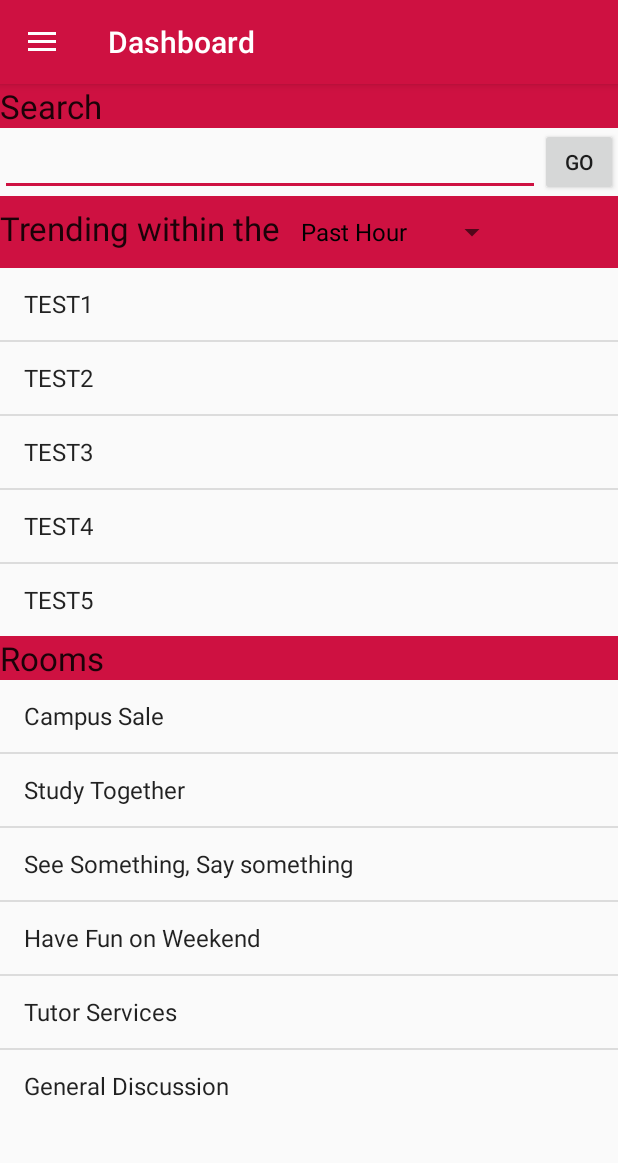
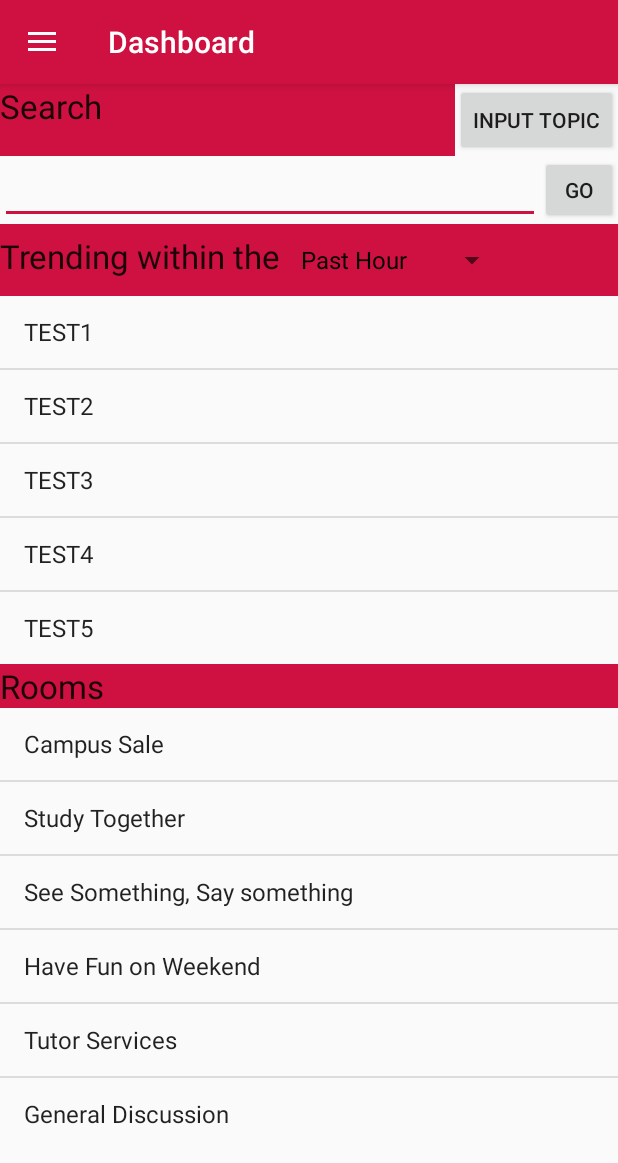
Before and after one commit to joseph287/MSUNOW, an Android app: the HomePage screen opened directly, with no data from a screen before it, on a phone screen of 412 x 824 dp. Shown: the top 1163 px of the screen. Run offline under Robolectric (Android 15) with nearby library versions, the phone set to English and light mode, and no system bars; our stand-ins replace Firebase (no records; nobody signed in at launch, a user with empty details on screens opened directly).

Commit message:
add input button to UI

```diff
--- a/app/src/main/res/layout/fragment_home_page.xml
+++ b/app/src/main/res/layout/fragment_home_page.xml
@@ -11,12 +11,25 @@
         android:layout_height="wrap_content"
         android:orientation="vertical">
 
+    <LinearLayout android:layout_width="match_parent"
+        android:layout_height="wrap_content"
+        android:orientation="horizontal">
         <TextView
             style="@style/Base.TextAppearance.AppCompat.Large"
             android:layout_width="match_parent"
-                android:layout_height="wrap_content"
-                android:text="Search"
-                android:background="@color/colorMSU"/>
+            android:layout_weight="1"
+            android:layout_height="match_parent"
+            android:background="@color/colorMSU"
+            android:text="Search" />
+
+        <Button android:layout_width="wrap_content"
+            android:layout_height="match_parent"
+            android:text="Input Topic"
+            android:id="@+id/hp_input"/>
+
+        </LinearLayout>
+
+
 
         <LinearLayout
             android:layout_width="match_parent"
@@ -52,28 +65,28 @@
             <Spinner
                 android:id="@+id/hp_trending_spinner"
                 android:layout_width="wrap_content"
-                    android:layout_height="wrap_content"/>
+                android:layout_height="wrap_content" />
 
         </LinearLayout>
 
         <ListView
-                android:layout_weight="2"
             android:id="@+id/hp_listview_trending"
             android:layout_width="match_parent"
-                android:layout_height="wrap_content" />
+            android:layout_height="wrap_content"
+            android:layout_weight="2" />
 
         <TextView
             style="@style/Base.TextAppearance.AppCompat.Large"
             android:layout_width="match_parent"
             android:layout_height="wrap_content"
-                android:text="Rooms"
-                android:background="@color/colorMSU"/>
+            android:background="@color/colorMSU"
+            android:text="Rooms" />
 
         <ListView
-                android:layout_weight="2"
             android:id="@+id/hp_listview_rooms"
             android:layout_width="match_parent"
-                android:layout_height="wrap_content" />
+            android:layout_height="wrap_content"
+            android:layout_weight="2" />
 
     </LinearLayout>
 </FrameLayout>
```
Also changed, not shown: app/src/main/res/layout/activity_login.xml (+1 -12 lines), app/src/main/res/layout/activity_room_page.xml (+13 -1 lines). Lines whose indentation alone changed are shown as unchanged.
